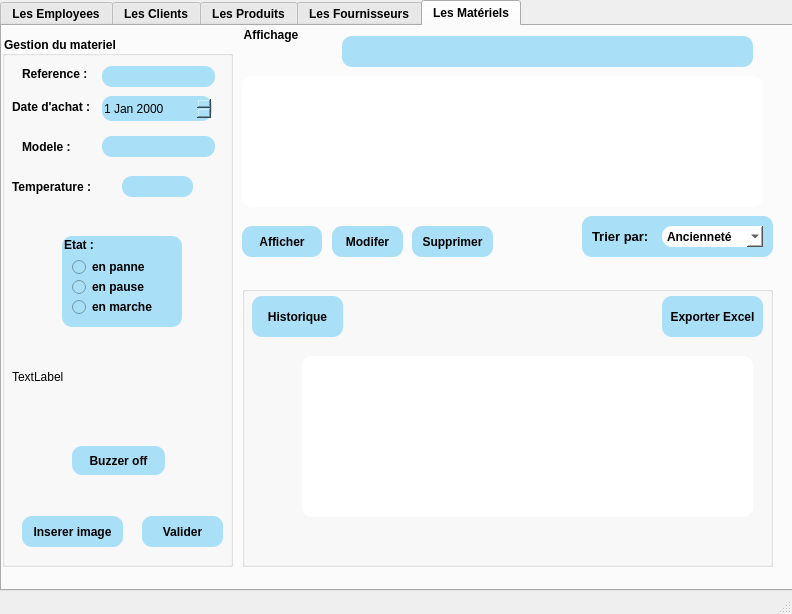
Old version of the form mainwindow2.ui in the repository azizgarba/Smart_Dry_Cleaner_2A2.
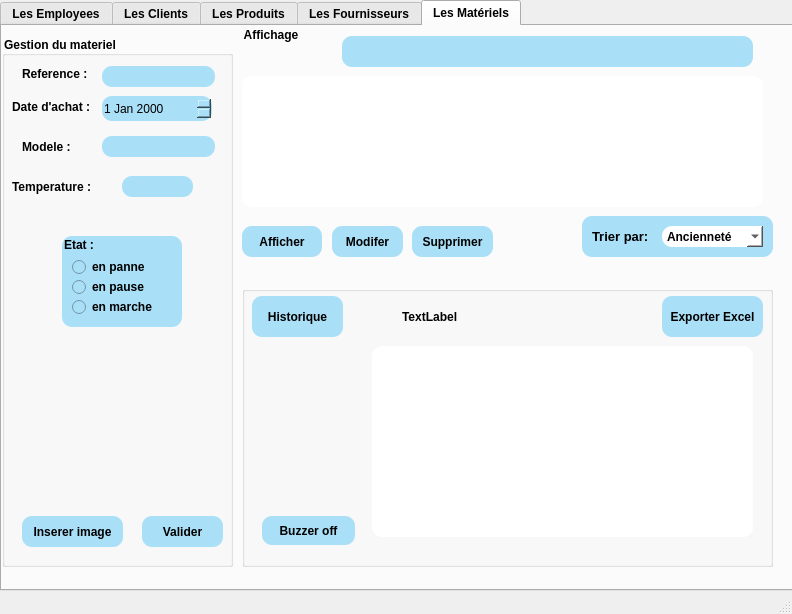
New version of the form. The open tabs and pages were chosen to show the change. Icons and pictures are not drawn. Custom widgets are drawn as their Qt base class.

Diff of the .ui file:
```diff
--- a/mainwindow2.ui
+++ b/mainwindow2.ui
@@ -2753,43 +2753,6 @@
         <string/>
        </property>
       </widget>
-      <widget class="QLabel" name="etat">
-       <property name="geometry">
-        <rect>
-         <x>10</x>
-         <y>320</y>
-         <width>211</width>
-         <height>41</height>
-        </rect>
-       </property>
-       <property name="text">
-        <string>TextLabel</string>
-       </property>
-      </widget>
-      <widget class="QPushButton" name="on_stop_buz">
-       <property name="geometry">
-        <rect>
-         <x>70</x>
-         <y>410</y>
-         <width>93</width>
-         <height>29</height>
-        </rect>
-       </property>
-       <property name="font">
-        <font>
-         <bold>true</bold>
-        </font>
-       </property>
-       <property name="styleSheet">
-        <string notr="true">background-color: rgb(169,223,247);
-color: rgb(0,0,0);
-border-color: rgb(0, 129, 233);
-border-radius:10px;</string>
-       </property>
-       <property name="text">
-        <string>Buzzer off</string>
-       </property>
-      </widget>
      </widget>
      <widget class="QGroupBox" name="groupBox_12">
       <property name="geometry">
@@ -2854,10 +2817,10 @@
       <widget class="QTableView" name="affhisto">
        <property name="geometry">
         <rect>
-         <x>60</x>
-         <y>70</y>
-         <width>451</width>
-         <height>161</height>
+         <x>130</x>
+         <y>60</y>
+         <width>381</width>
+         <height>191</height>
         </rect>
        </property>
        <property name="styleSheet">
@@ -2867,6 +2830,43 @@
 border-radius:10px;</string>
        </property>
       </widget>
+      <widget class="QLabel" name="etat">
+       <property name="geometry">
+        <rect>
+         <x>160</x>
+         <y>10</y>
+         <width>211</width>
+         <height>41</height>
+        </rect>
+       </property>
+       <property name="text">
+        <string>TextLabel</string>
+       </property>
+      </widget>
+      <widget class="QPushButton" name="on_stop_buz">
+       <property name="geometry">
+        <rect>
+         <x>20</x>
+         <y>230</y>
+         <width>93</width>
+         <height>29</height>
+        </rect>
+       </property>
+       <property name="font">
+        <font>
+         <bold>true</bold>
+        </font>
+       </property>
+       <property name="styleSheet">
+        <string notr="true">background-color: rgb(169,223,247);
+color: rgb(0,0,0);
+border-color: rgb(0, 129, 233);
+border-radius:10px;</string>
+       </property>
+       <property name="text">
+        <string>Buzzer off</string>
+       </property>
+      </widget>
      </widget>
      <widget class="QGroupBox" name="affichage">
       <property name="geometry">
```
Left out of the diff: 13 changed lines with no effect on the pictures.
